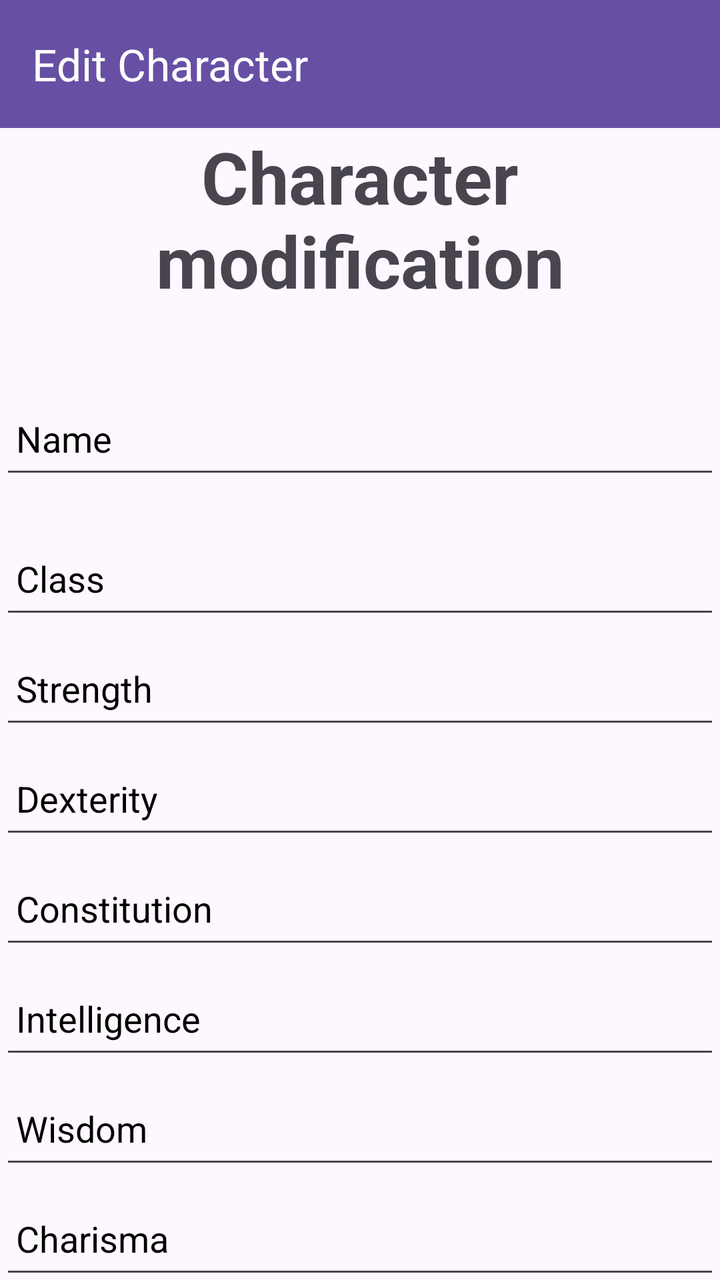
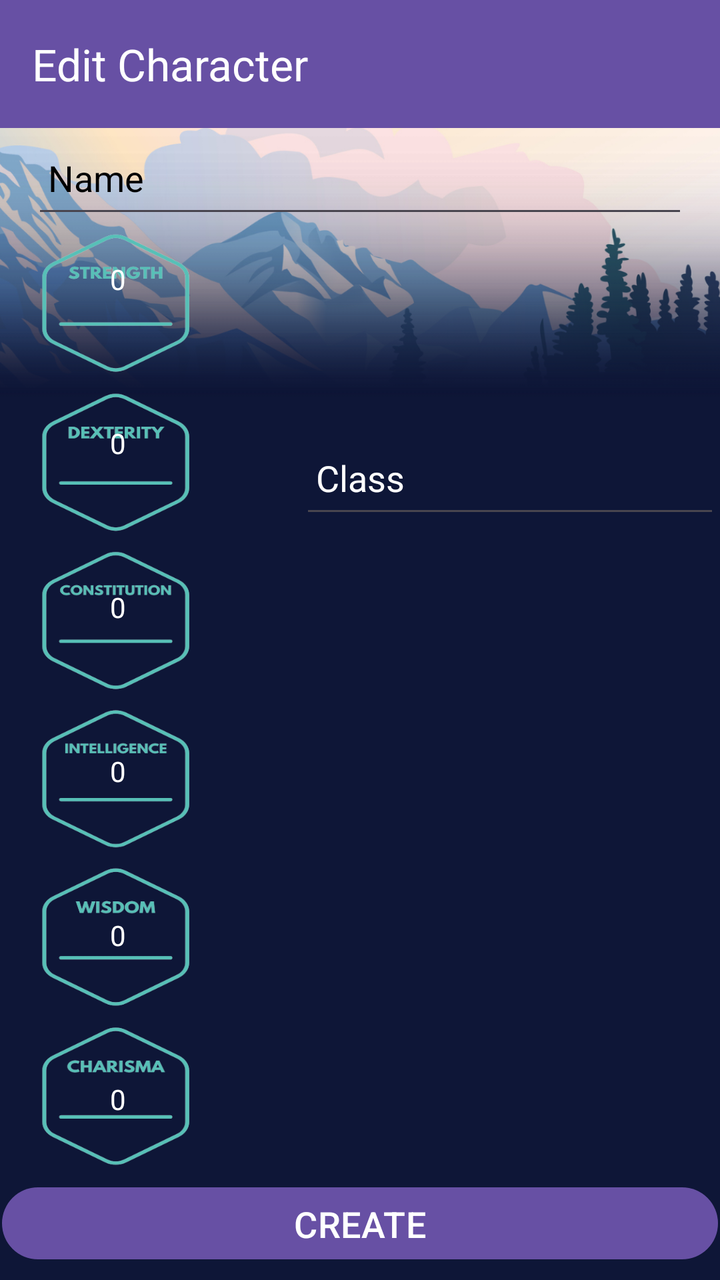

Screens rendered from an Android XML layout before and after an edit, with the pre-edit source and the edit as a unified diff.
<!-- AndroidManifest.xml: application theme Theme.Tavernia -->
<!-- res/layout/activity_edit_sheet.xml -->
<?xml version="1.0" encoding="utf-8"?>
<LinearLayout xmlns:android="http://schemas.android.com/apk/res/android"
    xmlns:app="http://schemas.android.com/apk/res-auto"
    xmlns:tools="http://schemas.android.com/tools"
    android:id="@+id/main"
    android:layout_width="match_parent"
    android:layout_height="match_parent"
    android:orientation="vertical"
    tools:context=".CreateSheetActivity">

    <androidx.appcompat.widget.Toolbar
        android:id="@+id/toolbar"
        android:layout_width="match_parent"
        android:layout_height="wrap_content"
        android:background="?attr/colorPrimary"
        android:elevation="4dp"
        android:theme="@style/ThemeOverlay.AppCompat.Dark.ActionBar"
        app:title="Edit Character"
        app:titleTextColor="@android:color/white" />

    <TextView
        android:layout_width="match_parent"
        android:layout_height="wrap_content"
        android:text="Character modification"
        android:textSize="36sp"
        android:textAlignment="center"
        android:textStyle="bold" />
    <EditText
        android:layout_width="match_parent"
        android:layout_height="50dp"
        android:id="@+id/sheet_edit_name"
        android:layout_marginTop="40dp"
        android:padding="8dp"
        android:hint="Name"
        android:textColorHint="@color/black"
        android:textColor="@color/black" />
    <EditText
        android:layout_width="match_parent"
        android:layout_height="50dp"
        android:id="@+id/sheet_edit_class"
        android:layout_marginTop="20dp"
        android:padding="8dp"
        android:hint="Class"
        android:textColorHint="@color/black"
        android:textColor="@color/black" />

    <EditText
        android:id="@+id/sheet_edit_strength"
        android:layout_width="match_parent"
        android:layout_height="50dp"
        android:layout_marginTop="5dp"
        android:ems="10"
        android:hint="Strength"
        android:textColorHint="@color/black"
        android:padding="8dp"
        android:inputType="number" />

    <EditText
        android:id="@+id/sheet_edit_dexterity"
        android:layout_width="match_parent"
        android:layout_height="50dp"
        android:layout_marginTop="5dp"
        android:ems="10"
        android:hint="Dexterity"
        android:textColorHint="@color/black"
        android:padding="8dp"
        android:inputType="number" />

    <EditText
        android:id="@+id/sheet_edit_constitution"
        android:layout_width="match_parent"
        android:layout_height="50dp"
        android:layout_marginTop="5dp"
        android:ems="10"
        android:hint="Constitution"
        android:textColorHint="@color/black"
        android:padding="8dp"
        android:inputType="number" />

    <EditText
        android:id="@+id/sheet_edit_intelligence"
        android:layout_width="match_parent"
        android:layout_height="50dp"
        android:layout_marginTop="5dp"
        android:ems="10"
        android:hint="Intelligence"
        android:textColorHint="@color/black"
        android:padding="8dp"
        android:inputType="number" />

    <EditText
        android:id="@+id/sheet_edit_wisdom"
        android:layout_width="match_parent"
        android:layout_height="50dp"
        android:layout_marginTop="5dp"
        android:ems="10"
        android:hint="Wisdom"
        android:textColorHint="@color/black"
        android:padding="8dp"
        android:inputType="number" />

    <EditText
        android:id="@+id/sheet_edit_charisma"
        android:layout_width="match_parent"
        android:layout_height="50dp"
        android:layout_marginTop="5dp"
        android:ems="10"
        android:hint="Charisma"
        android:textColorHint="@color/black"
        android:padding="8dp"
        android:inputType="number" />

    <Button
        android:layout_width="match_parent"
        android:layout_height="60dp"
        android:text="EDIT"
        android:textSize="18sp"
        android:id="@+id/sheet_creation_button"
        android:layout_marginTop="30dp"
        app:cornerRadius="20dp" />

</LinearLayout>
<!-- resources referenced by this layout -->
<resources>
  <color name="black">#FF000000</color>
  <style name="Theme.Tavernia" parent="Base.Theme.Tavernia" />
  <style name="Base.Theme.Tavernia" parent="Theme.Material3.DayNight.NoActionBar">
          
          
      </style>
</resources>

<!-- the commit's change to res/layout/activity_edit_sheet.xml (unified diff, before → after) -->
@@ -1,12 +1,154 @@
 <?xml version="1.0" encoding="utf-8"?>
-<LinearLayout xmlns:android="http://schemas.android.com/apk/res/android"
+<androidx.constraintlayout.widget.ConstraintLayout xmlns:android="http://schemas.android.com/apk/res/android"
     xmlns:app="http://schemas.android.com/apk/res-auto"
     xmlns:tools="http://schemas.android.com/tools"
     android:id="@+id/main"
     android:layout_width="match_parent"
     android:layout_height="match_parent"
+    android:background="@drawable/bg_page_creation"
     android:orientation="vertical"
     tools:context=".CreateSheetActivity">
+
+    <androidx.constraintlayout.widget.ConstraintLayout
+        android:id="@+id/constraintLayout"
+        android:layout_width="118dp"
+        android:layout_height="0dp"
+        android:layout_marginStart="16dp"
+        android:layout_marginBottom="57dp"
+        android:background="@drawable/caracteristics"
+        app:layout_constraintBottom_toBottomOf="parent"
+        app:layout_constraintStart_toStartOf="@+id/sheet_creation_intelligence"
+        app:layout_constraintTop_toBottomOf="@+id/sheet_edit_name">
+
+        <EditText
+            android:id="@+id/sheet_edit_charisma"
+            android:layout_width="match_parent"
+            android:layout_height="50dp"
+            android:layout_marginTop="16dp"
+            android:layout_marginBottom="16dp"
+            android:background="@android:color/transparent"
+            android:ems="10"
+            android:hint="0"
+            android:inputType="number"
+            android:padding="8dp"
+            android:textAlignment="center"
+            android:textColor="@color/white"
+            android:textColorHint="@color/white"
+            android:textSize="14sp"
+            app:layout_constraintBottom_toBottomOf="parent"
+            app:layout_constraintTop_toBottomOf="@+id/sheet_edit_wisdom"
+            tools:layout_editor_absoluteX="16dp" />
+
+        <EditText
+            android:id="@+id/sheet_edit_strength"
+            android:layout_width="match_parent"
+            android:layout_height="50dp"
+            android:layout_marginTop="8dp"
+            android:layout_marginBottom="16dp"
+            android:background="@android:color/transparent"
+            android:ems="10"
+            android:hint="0"
+            android:inputType="number"
+            android:padding="8dp"
+            android:textAlignment="center"
+            android:textColor="@color/white"
+            android:textColorHint="@color/white"
+            android:textSize="14sp"
+            app:layout_constraintBottom_toTopOf="@+id/sheet_edit_dexterity"
+            app:layout_constraintTop_toTopOf="parent"
+            tools:layout_editor_absoluteX="16dp" />
+
+        <EditText
+            android:id="@+id/sheet_edit_dexterity"
+            android:layout_width="match_parent"
+            android:layout_height="50dp"
+            android:layout_marginTop="16dp"
+            android:layout_marginBottom="16dp"
+            android:background="@android:color/transparent"
+            android:ems="10"
+            android:hint="0"
+            android:inputType="number"
+            android:padding="8dp"
+            android:textAlignment="center"
+            android:textColor="@color/white"
+            android:textColorHint="@color/white"
+            android:textSize="14sp"
+            app:layout_constraintBottom_toTopOf="@+id/sheet_edit_constitution"
+            app:layout_constraintTop_toBottomOf="@+id/sheet_edit_strength"
+            tools:layout_editor_absoluteX="16dp" />
+
+        <EditText
+            android:id="@+id/sheet_edit_constitution"
+            android:layout_width="match_parent"
+            android:layout_height="50dp"
+            android:layout_marginTop="16dp"
+            android:layout_marginBottom="16dp"
+            android:background="@android:color/transparent"
+            android:ems="10"
+            android:hint="0"
+            android:inputType="number"
+            android:padding="8dp"
+            android:textAlignment="center"
+            android:textColor="@color/white"
+            android:textColorHint="@color/white"
+            android:textSize="14sp"
+            app:layout_constraintBottom_toTopOf="@+id/sheet_edit_intelligence"
+            app:layout_constraintTop_toBottomOf="@+id/sheet_edit_dexterity"
+            tools:layout_editor_absoluteX="0dp" />
+
+        <EditText
+            android:id="@+id/sheet_edit_intelligence"
+            android:layout_width="match_parent"
+            android:layout_height="50dp"
+            android:layout_marginTop="16dp"
+            android:layout_marginBottom="16dp"
+            android:background="@android:color/transparent"
+            android:ems="10"
+            android:hint="0"
+            android:inputType="number"
+            android:padding="8dp"
+            android:textAlignment="center"
+            android:textColor="@color/white"
+            android:textColorHint="@color/white"
+            android:textSize="14sp"
+            app:layout_constraintBottom_toTopOf="@+id/sheet_edit_wisdom"
+            app:layout_constraintTop_toBottomOf="@+id/sheet_edit_constitution"
+            tools:layout_editor_absoluteX="0dp" />
+
+        <EditText
+            android:id="@+id/sheet_edit_wisdom"
+            android:layout_width="match_parent"
+            android:layout_height="50dp"
+            android:layout_marginTop="16dp"
+            android:layout_marginBottom="16dp"
+            android:background="@android:color/transparent"
+            android:ems="10"
+            android:hint="0"
+            android:inputType="number"
+            android:padding="8dp"
+            android:textAlignment="center"
+            android:textColor="@color/white"
+            android:textColorHint="@color/white"
+            android:textSize="14sp"
+            app:layout_constraintBottom_toTopOf="@+id/sheet_edit_charisma"
+            app:layout_constraintTop_toBottomOf="@+id/sheet_edit_intelligence"
+            tools:layout_editor_absoluteX="0dp" />
+    </androidx.constraintlayout.widget.ConstraintLayout>
+
+    <Button
+        android:id="@+id/sheet_creation_button"
+        android:layout_width="358dp"
+        android:layout_height="44dp"
+        android:layout_marginStart="16dp"
+        android:layout_marginTop="16dp"
+        android:layout_marginEnd="16dp"
+        android:layout_marginBottom="16dp"
+        android:text="CREATE"
+        android:textSize="18sp"
+        app:layout_constraintBottom_toBottomOf="parent"
+        app:layout_constraintEnd_toEndOf="parent"
+        app:layout_constraintStart_toStartOf="parent"
+        app:layout_constraintTop_toBottomOf="@+id/constraintLayout" />
 
     <androidx.appcompat.widget.Toolbar
         android:id="@+id/toolbar"
@@ -18,105 +160,31 @@
         app:title="Edit Character"
         app:titleTextColor="@android:color/white" />
 
-    <TextView
-        android:layout_width="match_parent"
-        android:layout_height="wrap_content"
-        android:text="Character modification"
-        android:textSize="36sp"
-        android:textAlignment="center"
-        android:textStyle="bold" />
     <EditText
+        android:id="@+id/sheet_edit_name"
         android:layout_width="match_parent"
         android:layout_height="50dp"
-        android:id="@+id/sheet_edit_name"
-        android:layout_marginTop="40dp"
+        android:layout_marginStart="16dp"
+        android:layout_marginEnd="16dp"
+        android:hint="Name"
         android:padding="8dp"
-        android:hint="Name"
+        android:textColor="@color/black"
         android:textColorHint="@color/black"
-        android:textColor="@color/black" />
+        app:layout_constraintEnd_toEndOf="parent"
+        app:layout_constraintStart_toStartOf="parent"
+        app:layout_constraintTop_toBottomOf="@+id/toolbar" />
+
     <EditText
+        android:id="@+id/sheet_edit_class"
         android:layout_width="match_parent"
         android:layout_height="50dp"
-        android:id="@+id/sheet_edit_class"
-        android:layout_marginTop="20dp"
+        android:layout_marginStart="150dp"
+        android:layout_marginTop="100dp"
+        android:hint="Class"
         android:padding="8dp"
-        android:hint="Class"
-        android:textColorHint="@color/black"
-        android:textColor="@color/black" />
+        android:textColor="@color/white"
+        android:textColorHint="@color/white"
+        app:layout_constraintStart_toStartOf="parent"
+        app:layout_constraintTop_toBottomOf="@+id/sheet_edit_name" />
 
-    <EditText
-        android:id="@+id/sheet_edit_strength"
-        android:layout_width="match_parent"
-        android:layout_height="50dp"
-        android:layout_marginTop="5dp"
-        android:ems="10"
-        android:hint="Strength"
-        android:textColorHint="@color/black"
-        android:padding="8dp"
-        android:inputType="number" />
-
-    <EditText
-        android:id="@+id/sheet_edit_dexterity"
-        android:layout_width="match_parent"
-        android:layout_height="50dp"
-        android:layout_marginTop="5dp"
-        android:ems="10"
-        android:hint="Dexterity"
-        android:textColorHint="@color/black"
-        android:padding="8dp"
-        android:inputType="number" />
-
-    <EditText
-        android:id="@+id/sheet_edit_constitution"
-        android:layout_width="match_parent"
-        android:layout_height="50dp"
-        android:layout_marginTop="5dp"
-        android:ems="10"
-        android:hint="Constitution"
-        android:textColorHint="@color/black"
-        android:padding="8dp"
-        android:inputType="number" />
-
-    <EditText
-        android:id="@+id/sheet_edit_intelligence"
-        android:layout_width="match_parent"
-        android:layout_height="50dp"
-        android:layout_marginTop="5dp"
-        android:ems="10"
-        android:hint="Intelligence"
-        android:textColorHint="@color/black"
-        android:padding="8dp"
-        android:inputType="number" />
-
-    <EditText
-        android:id="@+id/sheet_edit_wisdom"
-        android:layout_width="match_parent"
-        android:layout_height="50dp"
-        android:layout_marginTop="5dp"
-        android:ems="10"
-        android:hint="Wisdom"
-        android:textColorHint="@color/black"
-        android:padding="8dp"
-        android:inputType="number" />
-
-    <EditText
-        android:id="@+id/sheet_edit_charisma"
-        android:layout_width="match_parent"
-        android:layout_height="50dp"
-        android:layout_marginTop="5dp"
-        android:ems="10"
-        android:hint="Charisma"
-        android:textColorHint="@color/black"
-        android:padding="8dp"
-        android:inputType="number" />
-
-    <Button
-        android:layout_width="match_parent"
-        android:layout_height="60dp"
-        android:text="EDIT"
-        android:textSize="18sp"
-        android:id="@+id/sheet_creation_button"
-        android:layout_marginTop="30dp"
-        app:cornerRadius="20dp" />
-
-</LinearLayout>
+</androidx.constraintlayout.widget.ConstraintLayout>
<!-- resource entries referenced after the edit -->
@@ -1,6 +1,9 @@
 <!-- resources referenced by this layout -->
 <resources>
   <color name="black">#FF000000</color>
+  <color name="white">#FFFFFFFF</color>
+  <!-- drawable bg_page_creation: png bitmap (drawable, 342450 bytes) -->
+  <!-- drawable caracteristics: png bitmap (drawable, 75845 bytes) -->
   <style name="Theme.Tavernia" parent="Base.Theme.Tavernia" />
   <style name="Base.Theme.Tavernia" parent="Theme.Material3.DayNight.NoActionBar">
           
